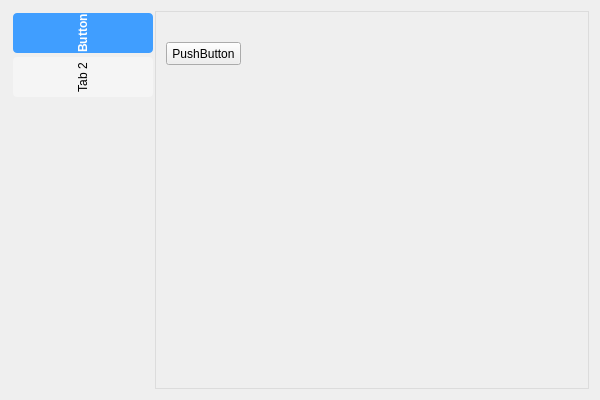
Qt form ControlDemo/ControlDemo.ui (MingYueRuYa/QtDemo) before a commit.
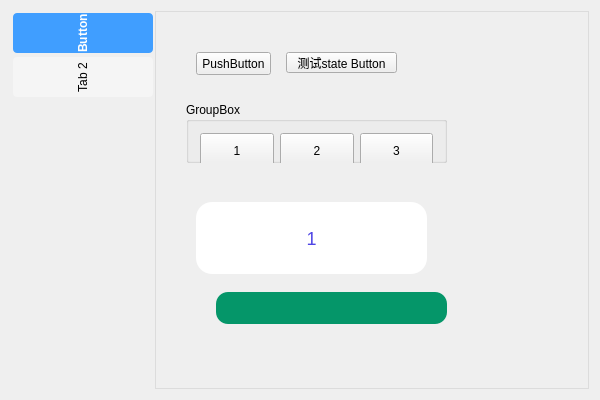
The same form after that commit. Custom widgets are drawn as their Qt base class.

Commit message: 完善button内容

Diff of the .ui file:
```diff
--- a/ControlDemo/ControlDemo.ui
+++ b/ControlDemo/ControlDemo.ui
@@ -59,8 +59,8 @@
        <widget class="StateButton" name="pushButton">
         <property name="geometry">
          <rect>
-          <x>10</x>
-          <y>30</y>
+          <x>40</x>
+          <y>40</y>
           <width>75</width>
           <height>23</height>
          </rect>
@@ -69,6 +69,162 @@
          <string>PushButton</string>
         </property>
        </widget>
+       <widget class="QPushButton" name="test_state_btn">
+        <property name="geometry">
+         <rect>
+          <x>130</x>
+          <y>40</y>
+          <width>111</width>
+          <height>21</height>
+         </rect>
+        </property>
+        <property name="text">
+         <string>测试state Button</string>
+        </property>
+       </widget>
+       <widget class="QGroupBox" name="groupBox">
+        <property name="geometry">
+         <rect>
+          <x>30</x>
+          <y>90</y>
+          <width>261</width>
+          <height>61</height>
+         </rect>
+        </property>
+        <property name="title">
+         <string>GroupBox</string>
+        </property>
+        <layout class="QHBoxLayout" name="horizontalLayout_2">
+         <item>
+          <widget class="QPushButton" name="pushButton_1">
+           <property name="minimumSize">
+            <size>
+             <width>0</width>
+             <height>35</height>
+            </size>
+           </property>
+           <property name="text">
+            <string>1</string>
+           </property>
+          </widget>
+         </item>
+         <item>
+          <widget class="QPushButton" name="pushButton_2">
+           <property name="minimumSize">
+            <size>
+             <width>0</width>
+             <height>35</height>
+            </size>
+           </property>
+           <property name="text">
+            <string>2</string>
+           </property>
+          </widget>
+         </item>
+         <item>
+          <widget class="QPushButton" name="pushButton_3">
+           <property name="minimumSize">
+            <size>
+             <width>0</width>
+             <height>35</height>
+            </size>
+           </property>
+           <property name="text">
+            <string>3</string>
+           </property>
+          </widget>
+         </item>
+        </layout>
+       </widget>
+       <widget class="QPushButton" name="pushButton_4">
+        <property name="geometry">
+         <rect>
+          <x>40</x>
+          <y>190</y>
+          <width>231</width>
+          <height>32</height>
+         </rect>
+        </property>
+        <property name="minimumSize">
+         <size>
+          <width>0</width>
+          <height>32</height>
+         </size>
+        </property>
+        <property name="maximumSize">
+         <size>
+          <width>16777215</width>
+          <height>32</height>
+         </size>
+        </property>
+        <property name="styleSheet">
+         <string notr="true">/* 大号白色按钮 */
+QPushButton {
+    background-color: white;
+    color: #4F46E5; /* indigo-600 */
+    padding: 24px 48px;
+    font-size: 18px;
+    border-radius: 16px;
+    box-shadow: 0 25px 50px -12px rgba(0, 0, 0, 0.25);
+    min-height: 24px;
+}
+
+QPushButton:hover {
+    background-color: #EEF2FF; /* indigo-50 */
+    transform: scale(1.02);
+    box-shadow: 0 20px 25px -5px rgba(0, 0, 0, 0.1),
+                0 10px 10px -5px rgba(0, 0, 0, 0.04);
+}</string>
+        </property>
+        <property name="text">
+         <string>1</string>
+        </property>
+       </widget>
+       <widget class="QPushButton" name="pushButton_9">
+        <property name="geometry">
+         <rect>
+          <x>60</x>
+          <y>280</y>
+          <width>231</width>
+          <height>32</height>
+         </rect>
+        </property>
+        <property name="minimumSize">
+         <size>
+          <width>0</width>
+          <height>0</height>
+         </size>
+        </property>
+        <property name="maximumSize">
+         <size>
+          <width>16777215</width>
+          <height>32</height>
+         </size>
+        </property>
+        <property name="styleSheet">
+         <string notr="true">QPushButton {
+    background-color: #059669; /* emerald-600 */
+    color: white;
+    padding: 16px 32px;
+    border-radius: 12px;
+    box-shadow: 0 6px 0 0 #047857; /* emerald-700 */
+    transition: all 0.2s;
+}
+
+QPushButton:hover {
+    transform: translateY(3px);
+    box-shadow: 0 3px 0 0 #047857;
+}
+
+QPushButton:pressed {
+    transform: translateY(6px);
+    box-shadow: 0 0 0 0 #047857;
+}</string>
+        </property>
+        <property name="text">
+         <string>1</string>
+        </property>
+       </widget>
       </widget>
       <widget class="QWidget" name="tab_2">
        <attribute name="title">
```
Left out of the diff: 2 changed lines with no effect on the pictures. The commit also changes 7 other files.
